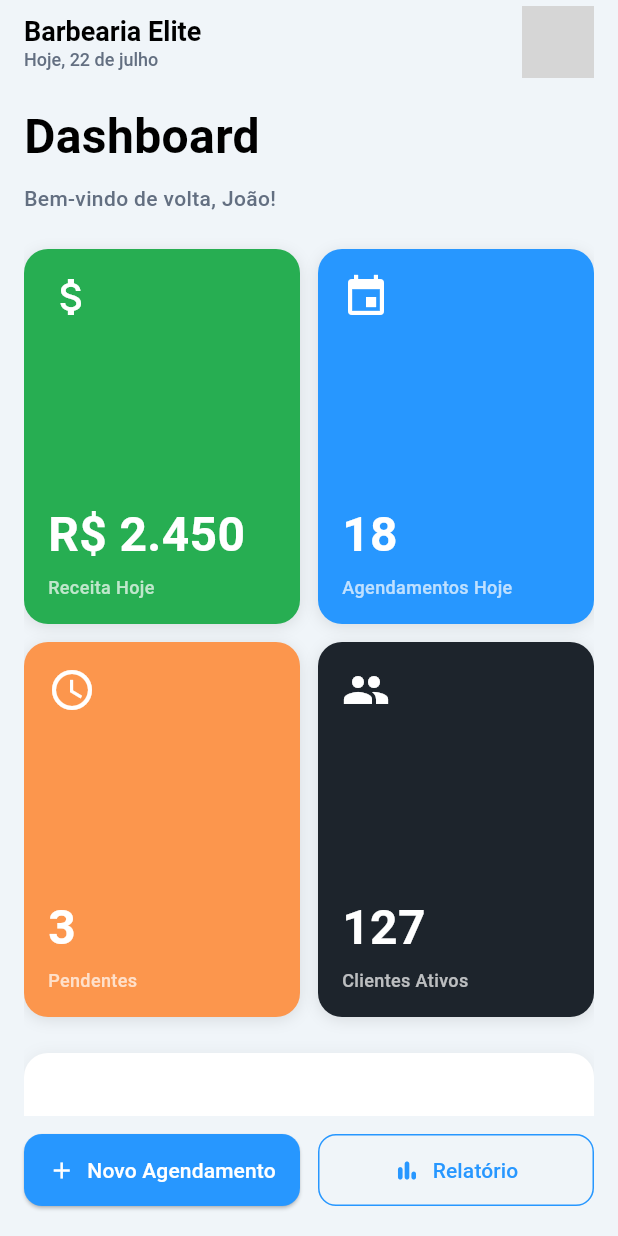
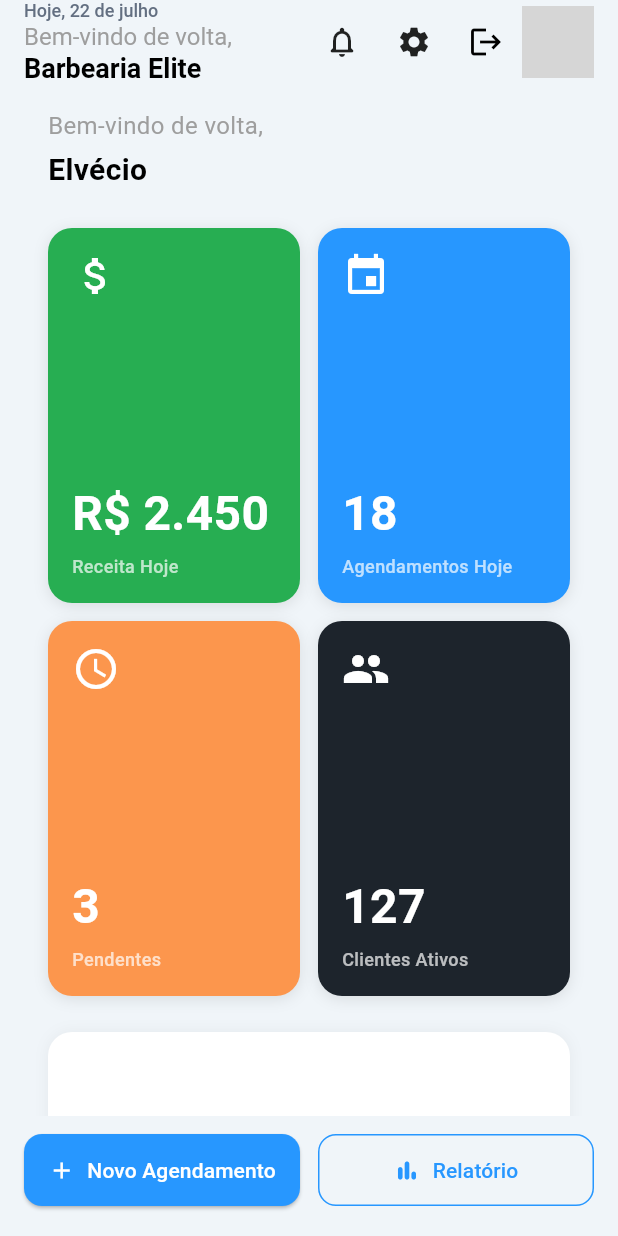
Before and after one commit to elveciocampos/barbearia_saas, a Flutter app: the DonoBarbeariaDashboard screen opened by its route, on a phone screen of 412 x 824 dp. Run offline on Flutter 3.47's test engine with Material 3 defaults, Android fonts, the phone set to English and light mode, and no system bars; our stand-ins replace cloud_firestore, firebase_auth, firebase_core, flutter_multi_formatter, font_awesome_flutter, google_fonts and 2 more; missing offline and left inert: cloudinary_sdk, firebase_app_check; accounts and stored records are empty; network calls fail; grey boxes are pictures that could not be loaded.

Commit message:
Dashboard Dono Barberia Logout

```diff
--- a/lib/main.dart
+++ b/lib/main.dart
@@ -3,7 +3,6 @@ import 'package:flutter/material.dart';
 import 'package:firebase_core/firebase_core.dart';
 import 'package:firebase_app_check/firebase_app_check.dart'; // <-- Import adicionado
 import 'firebase_options.dart';
-import 'package:intl/intl.dart';
 import 'package:intl/date_symbol_data_local.dart';
 
 import 'splash_screen.dart';
--- a/lib/modules/screens/dono_barbearia/dono_barbearia_dashboard.dart
+++ b/lib/modules/screens/dono_barbearia/dono_barbearia_dashboard.dart
@@ -1,16 +1,9 @@
-import 'package:barbearia_saas/modules/screens/dono_barbearia/gerenciar_barbeiros_screen.dart';
-import 'package:barbearia_saas/modules/screens/dono_barbearia/gerenciar_categorias.dart';
-import 'package:barbearia_saas/modules/screens/dono_barbearia/gerenciar_servicos_screen.dart';
 import 'package:flutter/material.dart';
 import 'package:firebase_auth/firebase_auth.dart';
-import 'package:cloud_firestore/cloud_firestore.dart';
-import 'package:flutter/material.dart';
-import 'package:google_fonts/google_fonts.dart';
 import 'package:intl/intl.dart';
-import 'package:intl/date_symbol_data_local.dart';
 
 class DonoBarbeariaDashboard extends StatelessWidget {
-  const DonoBarbeariaDashboard({Key? key}) : super(key: key);
+  const DonoBarbeariaDashboard({super.key});
 
   @override
   Widget build(BuildContext context) {
@@ -139,6 +132,19 @@ class DonoBarbeariaDashboard extends StatelessWidget {
               child: Column(
                 crossAxisAlignment: CrossAxisAlignment.start,
                 children: [
+                  Text(
+                    'Hoje, $today',
+                    style: const TextStyle(
+                      color: Color(0xFF636F81),
+                      fontSize: 12,
+                      fontWeight: FontWeight.w500,
+                    ),
+                  ),
+                  const Text(
+                    'Bem-vindo de volta,',
+                    style: TextStyle(fontSize: 16, color: Colors.grey),
+                  ),
+
                   const Text(
                     'Barbearia Elite',
                     style: TextStyle(
@@ -147,17 +153,64 @@ class DonoBarbeariaDashboard extends StatelessWidget {
                       fontWeight: FontWeight.w600,
                     ),
                   ),
-                  Text(
-                    'Hoje, $today',
-                    style: const TextStyle(
-                      color: Color(0xFF636F81),
-                      fontSize: 12,
-                      fontWeight: FontWeight.w500,
+                ],
               ),
+            ),
+
+            // Ícone de Notificações
+            IconButton(
+              icon: const Icon(Icons.notifications_none_rounded),
+              color: Colors.black87,
+              onPressed: () {
+                // ação de notificação
+              },
+            ),
+
+            // Ícone de Configurações
+            IconButton(
+              icon: const Icon(Icons.settings),
+              color: Colors.black87,
+              onPressed: () {
+                // ação de configurações
+              },
+            ),
+
+            // Ícone de Logout
+            IconButton(
+              icon: const Icon(Icons.logout),
+              color: const Color.fromARGB(255, 0, 0, 0),
+              tooltip: 'Sair',
+              onPressed: () async {
+                final confirm = await showDialog<bool>(
+                  context: context,
+                  builder:
+                      (context) => AlertDialog(
+                        title: const Text('Deseja sair?'),
+                        content: const Text('Você será desconectado da conta.'),
+                        actions: [
+                          TextButton(
+                            onPressed: () => Navigator.of(context).pop(false),
+                            child: const Text('Cancelar'),
+                          ),
+                          ElevatedButton(
+                            onPressed: () => Navigator.of(context).pop(true),
+                            style: ElevatedButton.styleFrom(
+                              backgroundColor: const Color(0xFF2797FF),
+                            ),
+                            child: const Text('Sair'),
                           ),
                         ],
                       ),
+                );
+
+                if (confirm == true) {
+                  await FirebaseAuth.instance.signOut();
+                  Navigator.of(context).pushReplacementNamed('/login');
+                }
+              },
             ),
+
+            // Avatar
             const CircleAvatar(
               radius: 24,
               backgroundImage: NetworkImage(
@@ -170,37 +223,37 @@ class DonoBarbeariaDashboard extends StatelessWidget {
       body: Padding(
         padding: const EdgeInsets.symmetric(horizontal: 16),
         child: SingleChildScrollView(
+          padding: const EdgeInsets.all(16),
           child: Column(
+            crossAxisAlignment: CrossAxisAlignment.start,
             children: [
-              const SizedBox(height: 12),
-              // Título
+              // TOPO: Avatar + Ícones
               Row(
-                mainAxisAlignment: MainAxisAlignment.start,
+                mainAxisAlignment: MainAxisAlignment.spaceBetween,
+                children: [
+                  // Saudação e nome do usuário
+                  Column(
+                    crossAxisAlignment: CrossAxisAlignment.start,
                     children: const [
                       Text(
-                    'Dashboard',
+                        'Bem-vindo de volta,',
+                        style: TextStyle(fontSize: 16, color: Colors.grey),
+                      ),
+                      SizedBox(height: 4),
+                      Text(
+                        'Elvécio', // Ou qualquer nome dinâmico
                         style: TextStyle(
-                      fontSize: 32,
+                          fontSize: 20,
                           fontWeight: FontWeight.bold,
                           color: Colors.black,
                         ),
                       ),
                     ],
                   ),
-              const SizedBox(height: 8),
-              const Align(
-                alignment: Alignment.centerLeft,
-                child: Text(
-                  'Bem-vindo de volta, João!',
-                  style: TextStyle(
-                    color: Color(0xFF636F81),
-                    fontSize: 14,
-                    fontWeight: FontWeight.w500,
+                ],
               ),
-                ),
-              ),
-              const SizedBox(height: 24),
 
+              const SizedBox(height: 24), // Espaçamento depois do topo
               // Cards de estatísticas
               Row(
                 children: [
```
Also changed, not shown: lib/modules/auth/presentation/signup_screen.dart (+6 -7 lines). Lines whose indentation alone changed are shown as unchanged.
